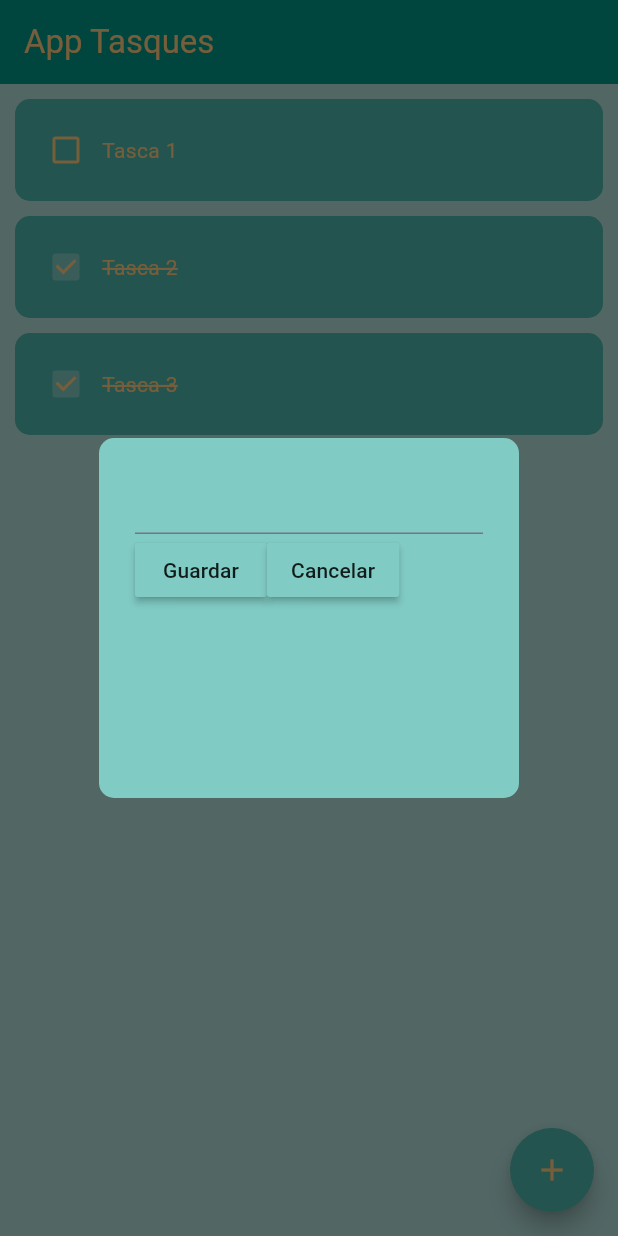
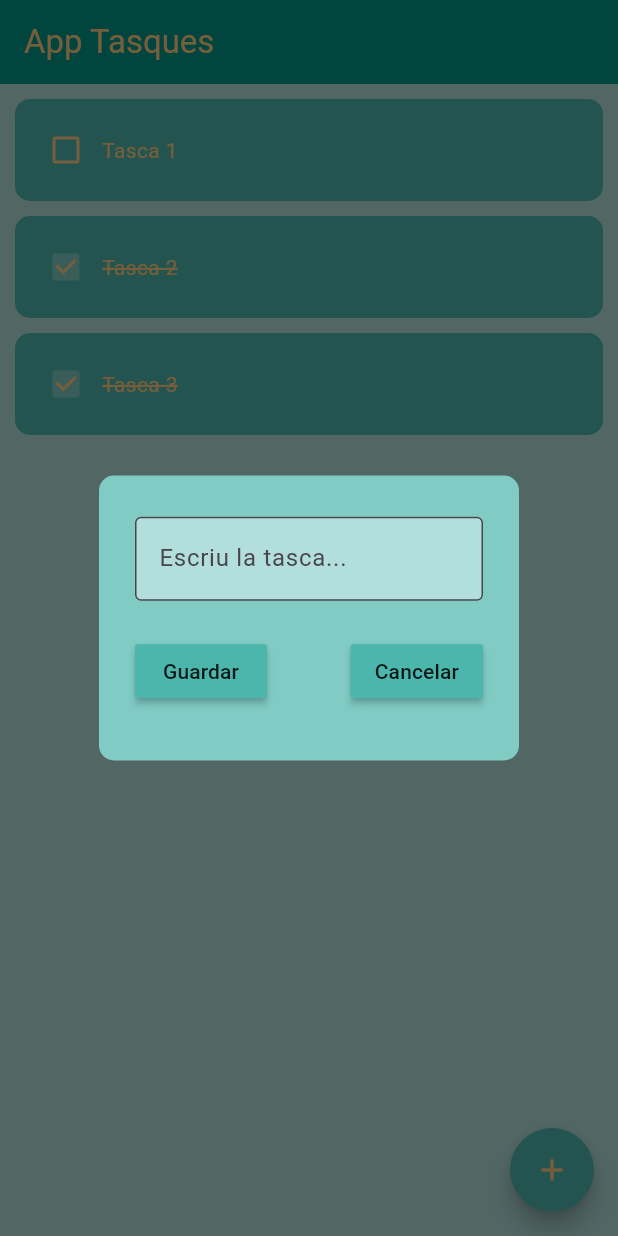
Before and after one commit to CER-ArnauRP/aplicacio_tasques_2425, a Flutter app: the screen it shows after launch, after a tap on the "add" icon, on a phone screen of 412 x 824 dp. Run offline on Flutter 3.47's test engine with Material 3 defaults, Android fonts, the phone set to English and light mode, and no system bars; drawn by our look-alikes of flutter_slidable.

Commit message:
Dialog fet i guardant tasques

```diff
--- a/lib/components/boto_dialog.dart
+++ b/lib/components/boto_dialog.dart
@@ -14,7 +14,7 @@ class BotoDialog extends StatelessWidget {
   Widget build(BuildContext context) {
     return MaterialButton(
       onPressed: accioBoto,
-      color: Colors.teal[200],
+      color: Colors.teal[300],
       child: Text(textBoto),
     );
   }
--- a/lib/components/dialog_nova_tasca.dart
+++ b/lib/components/dialog_nova_tasca.dart
@@ -2,7 +2,16 @@ import 'package:aplicacio_tasques_2425/components/boto_dialog.dart';
 import 'package:flutter/material.dart';
 
 class DialogNovaTasca extends StatelessWidget {
-  const DialogNovaTasca({super.key});
+  final TextEditingController tecTextTasca;
+  final Function()? accioGuardar;
+  final Function()? accioCancelar;
+
+  const DialogNovaTasca({
+    super.key,
+    required this.tecTextTasca,
+    required this.accioGuardar,
+    required this.accioCancelar,
+  });
 
   @override
   Widget build(BuildContext context) {
@@ -12,19 +21,31 @@ class DialogNovaTasca extends StatelessWidget {
         borderRadius: BorderRadius.circular(10),
       ),
       content: Container(
-        height: 200,
+        height: 150,
         child: Column(
+          mainAxisAlignment: MainAxisAlignment.spaceAround,
           children: [
-            TextField(),
+            TextField(
+              controller: tecTextTasca,
+              cursorColor: Colors.orange[300],
+              decoration: InputDecoration(
+                hintText: "Escriu la tasca...",
+                border: OutlineInputBorder(),
+                filled: true,
+                fillColor: Colors.teal[100],
+              ),
+            ),
+            //SizedBox(height: 10,),
             Row(
+              mainAxisAlignment: MainAxisAlignment.spaceBetween,
               children: [
                 BotoDialog(
                   textBoto: "Guardar",
-                  accioBoto: () {},
+                  accioBoto: accioGuardar,
                 ), // Botó guardar.
                 BotoDialog(
                   textBoto: "Cancelar",
-                  accioBoto: () {},
+                  accioBoto: accioCancelar,
                 ), // Botó cancelar.
               ],
             )
--- a/lib/pagines/pagina_principal.dart
+++ b/lib/pagines/pagina_principal.dart
@@ -16,6 +16,23 @@ class _PaginaPrincipalState extends State<PaginaPrincipal> {
     {"titol": "Tasca 3", "valor": true},
   ];
 
+  TextEditingController tecTextTasca = TextEditingController();
+
+  void accioGuardar() {
+    setState(() {
+      tasquesLlista.add({
+        "titol": tecTextTasca.text,
+        "valor": false,
+      });
+    });
+    accioCancelar();
+  }
+
+  void accioCancelar() {
+    Navigator.of(context).pop();
+    tecTextTasca.clear();
+  }
+
   void canviaCheckbox(int posLlista) {
     setState(() {
       tasquesLlista[posLlista]["valor"] = !tasquesLlista[posLlista]["valor"];
@@ -30,11 +47,14 @@ class _PaginaPrincipalState extends State<PaginaPrincipal> {
 
   void crearNovaTasca() {
     showDialog(
-      context: context,
-      builder: (context) {
-        return const DialogNovaTasca();
-      }
-    );
+        context: context,
+        builder: (context) {
+          return DialogNovaTasca(
+            tecTextTasca: tecTextTasca,
+            accioGuardar: accioGuardar,
+            accioCancelar: accioCancelar,
+          );
+        });
   }
 
   @override
```
